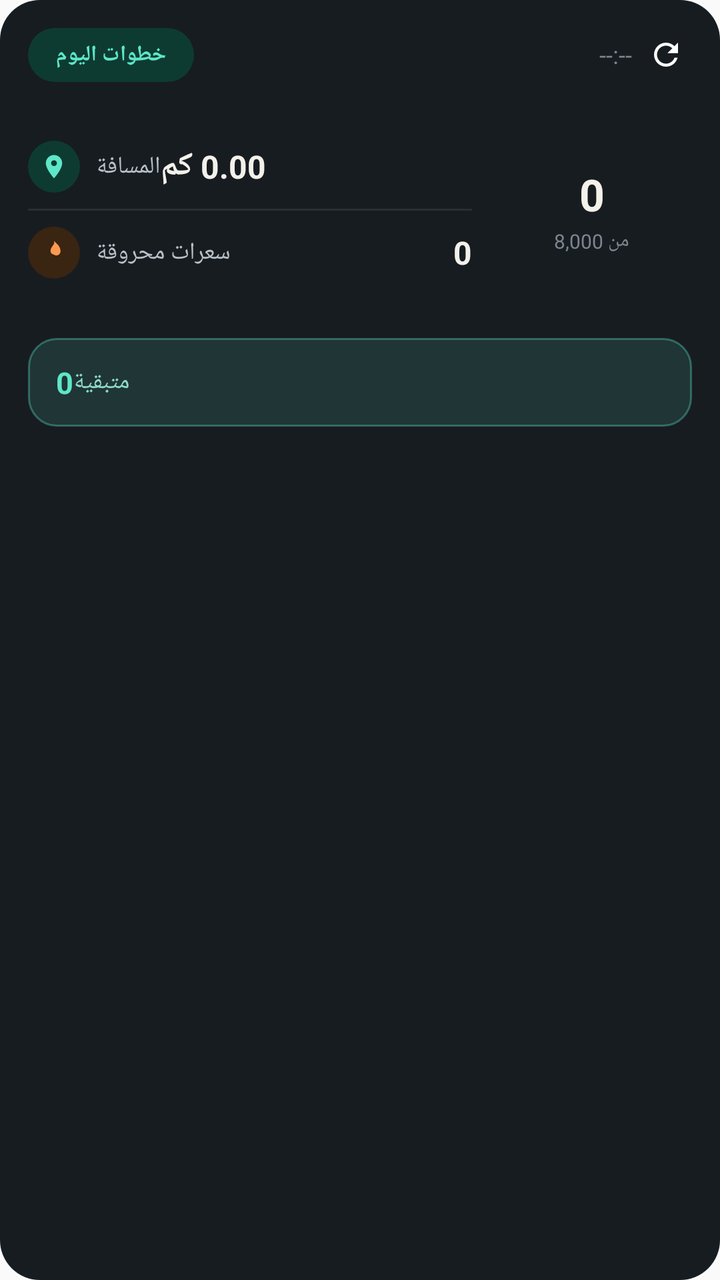
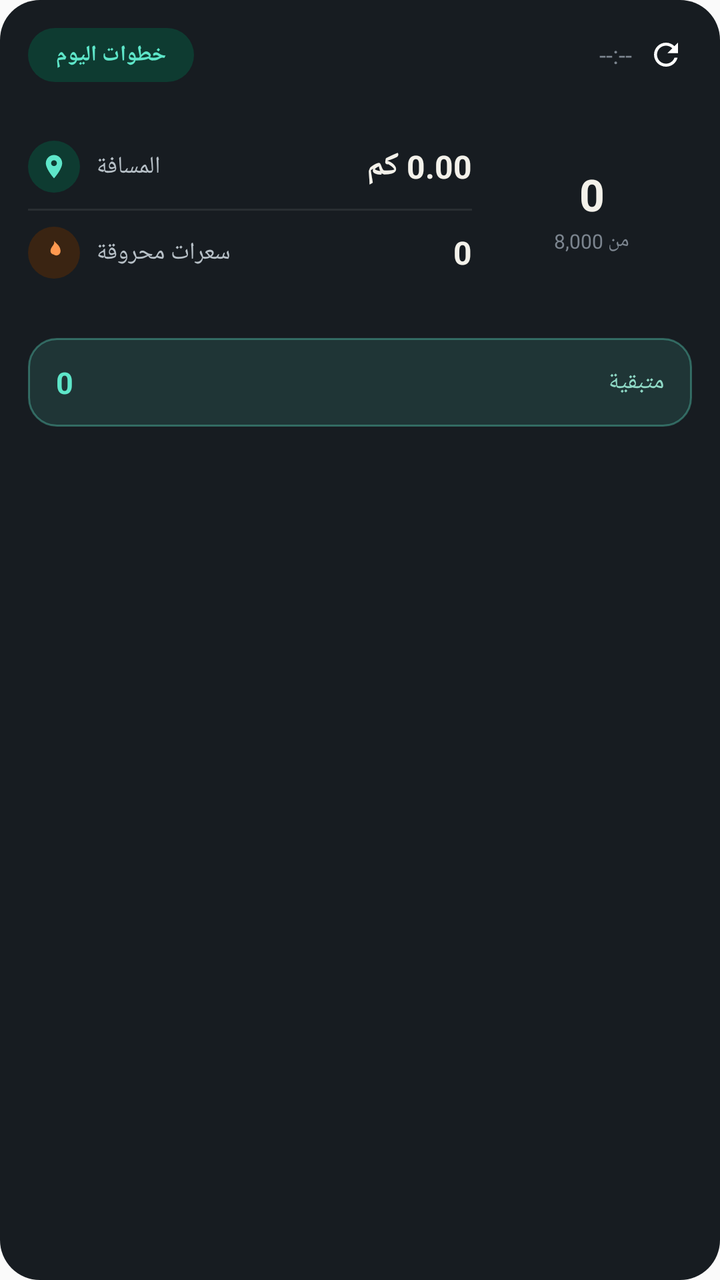

The first picture is an Android layout as it rendered before a commit; the second is the same layout after the commit. The layout source and the unified diff follow.
<!-- AndroidManifest.xml: application theme AppTheme -->
<!-- res/layout/widget_steps.xml -->
<?xml version="1.0" encoding="utf-8"?>
<LinearLayout xmlns:android="http://schemas.android.com/apk/res/android"
    android:id="@+id/widgetStepsRoot"
    android:layout_width="match_parent"
    android:layout_height="match_parent"
    android:layoutDirection="locale"
    android:orientation="vertical"
    android:background="@drawable/widget_bg"
    android:padding="14dp">

    
    <LinearLayout
        android:layout_width="match_parent"
        android:layout_height="wrap_content"
        android:orientation="horizontal"
        android:gravity="center_vertical">

        <TextView
            android:layout_width="wrap_content"
            android:layout_height="wrap_content"
            android:text="خطوات اليوم"
            android:background="@drawable/widget_badge_bg"
            android:paddingStart="14dp"
            android:paddingEnd="14dp"
            android:paddingTop="6dp"
            android:paddingBottom="6dp"
            android:textColor="#5EE6C9"
            android:textSize="11sp"
            android:textStyle="bold"/>

        <LinearLayout
            android:layout_width="0dp"
            android:layout_height="wrap_content"
            android:layout_weight="1"
            android:orientation="horizontal"
            android:gravity="center_vertical|end">

            <TextView
                android:id="@+id/widgetStepsSyncText"
                android:layout_width="wrap_content"
                android:layout_height="wrap_content"
                android:layout_marginEnd="4dp"
                android:text="--:--"
                android:textColor="#7C858F"
                android:textSize="12sp"
                android:maxLines="1"
                android:ellipsize="end"/>

            <ImageView
                android:id="@+id/widgetStepsRefresh"
                android:layout_width="26dp"
                android:layout_height="26dp"
                android:padding="4dp"
                android:src="@drawable/ic_widget_refresh"
                android:contentDescription="تحديث"/>

        </LinearLayout>

    </LinearLayout>

    
    <LinearLayout
        android:layout_width="match_parent"
        android:layout_height="wrap_content"
        android:layout_marginTop="14dp"
        android:orientation="horizontal"
        android:gravity="center_vertical">

        <LinearLayout
            android:layout_width="0dp"
            android:layout_height="wrap_content"
            android:layout_weight="1"
            android:layout_marginEnd="10dp"
            android:orientation="vertical">

            <LinearLayout
                android:layout_width="match_parent"
                android:layout_height="wrap_content"
                android:orientation="horizontal"
                android:gravity="center_vertical"
                android:paddingTop="8dp"
                android:paddingBottom="8dp">

                <LinearLayout
                    android:layout_width="wrap_content"
                    android:layout_height="wrap_content"
                    android:orientation="horizontal"
                    android:gravity="center_vertical">

                    <ImageView
                        android:layout_width="26dp"
                        android:layout_height="26dp"
                        android:padding="6dp"
                        android:background="@drawable/widget_icon_badge_bg"
                        android:src="@drawable/ic_widget_pin"/>

                    <TextView
                        android:layout_width="wrap_content"
                        android:layout_height="wrap_content"
                        android:layout_marginStart="8dp"
                        android:text="المسافة"
                        android:textColor="#B7C0C7"
                        android:textSize="12sp"/>

                </LinearLayout>

                <TextView
                    android:id="@+id/widgetStepsDistance"
                    android:layout_width="0dp"
                    android:layout_height="wrap_content"
                    android:layout_weight="1"
                    android:gravity="end"
                    android:text="0.00 كم"
                    android:textColor="#F3F1EA"
                    android:textSize="16sp"
                    android:textStyle="bold"/>

            </LinearLayout>

            <ImageView
                android:layout_width="match_parent"
                android:layout_height="1dp"
                android:background="@drawable/widget_divider_bg"/>

            <LinearLayout
                android:layout_width="match_parent"
                android:layout_height="wrap_content"
                android:orientation="horizontal"
                android:gravity="center_vertical"
                android:paddingTop="8dp"
                android:paddingBottom="8dp">

                <LinearLayout
                    android:layout_width="wrap_content"
                    android:layout_height="wrap_content"
                    android:orientation="horizontal"
                    android:gravity="center_vertical">

                    <ImageView
                        android:layout_width="26dp"
                        android:layout_height="26dp"
                        android:padding="6dp"
                        android:background="@drawable/widget_icon_badge_bg_flame"
                        android:src="@drawable/ic_widget_flame"/>

                    <TextView
                        android:layout_width="wrap_content"
                        android:layout_height="wrap_content"
                        android:layout_marginStart="8dp"
                        android:text="سعرات محروقة"
                        android:textColor="#B7C0C7"
                        android:textSize="12sp"/>

                </LinearLayout>

                <TextView
                    android:id="@+id/widgetStepsCalories"
                    android:layout_width="0dp"
                    android:layout_height="wrap_content"
                    android:layout_weight="1"
                    android:gravity="end"
                    android:text="0"
                    android:textColor="#F3F1EA"
                    android:textSize="16sp"
                    android:textStyle="bold"/>

            </LinearLayout>

        </LinearLayout>

        <FrameLayout
            android:layout_width="100dp"
            android:layout_height="100dp">

            <ImageView
                android:id="@+id/widgetStepsRingImg"
                android:layout_width="match_parent"
                android:layout_height="match_parent"/>

            <LinearLayout
                android:layout_width="match_parent"
                android:layout_height="match_parent"
                android:orientation="vertical"
                android:gravity="center">

                <TextView
                    android:id="@+id/widgetStepsValue"
                    android:layout_width="wrap_content"
                    android:layout_height="wrap_content"
                    android:text="0"
                    android:textColor="#F3F1EA"
                    android:textSize="22sp"
                    android:textStyle="bold"/>

                <TextView
                    android:id="@+id/widgetStepsGoalText"
                    android:layout_width="wrap_content"
                    android:layout_height="wrap_content"
                    android:layout_marginTop="2dp"
                    android:text="من 8,000"
                    android:textColor="#7C858F"
                    android:textSize="10sp"/>

            </LinearLayout>

        </FrameLayout>

    </LinearLayout>

    
    <LinearLayout
        android:id="@+id/widgetStepsCalEatenPill"
        android:layout_width="match_parent"
        android:layout_height="wrap_content"
        android:layout_marginTop="14dp"
        android:orientation="horizontal"
        android:gravity="center_vertical"
        android:background="@drawable/widget_pill_ok_translucent"
        android:paddingStart="14dp"
        android:paddingEnd="14dp"
        android:paddingTop="12dp"
        android:paddingBottom="12dp">

        <TextView
            android:id="@+id/widgetStepsCalEatenValue"
            android:layout_width="wrap_content"
            android:layout_height="wrap_content"
            android:text="0"
            android:textColor="#5EE6C9"
            android:textSize="15sp"
            android:textStyle="bold"/>

        <TextView
            android:id="@+id/widgetStepsCalEatenLabel"
            android:layout_width="0dp"
            android:layout_height="wrap_content"
            android:layout_weight="1"
            android:gravity="end"
            android:text="متبقية"
            android:textColor="#8FD9C6"
            android:textSize="12sp"/>

    </LinearLayout>

</LinearLayout>
<!-- resources referenced by this layout -->
<resources>
  <!-- drawable ic_widget_flame (drawable) -->
  <?xml version="1.0" encoding="utf-8"?>
  <vector xmlns:android="http://schemas.android.com/apk/res/android"
      android:width="24dp"
      android:height="24dp"
      android:viewportWidth="24"
      android:viewportHeight="24">
      <path
          android:fillColor="#FF9950"
          android:pathData="M12 2c1.2 3.4-3 4.6-3 8.6a3 3 0 0 0 6 0c0-1-.6-1.8-.6-1.8.8 2.2-.6 3-.6 3 .8-2.2-1.4-3.6-1.4-5.4 0 1.4-2 2.2-2 4.4a3.6 3.6 0 0 0 7.2 0c0-4.2-2.9-6.2-5.6-8.8z"/>
  </vector>
  <!-- drawable ic_widget_pin (drawable) -->
  <?xml version="1.0" encoding="utf-8"?>
  <vector xmlns:android="http://schemas.android.com/apk/res/android"
      android:width="24dp"
      android:height="24dp"
      android:viewportWidth="24"
      android:viewportHeight="24">
      <path
          android:fillColor="#5EE6C9"
          android:pathData="M12,2C8.13,2 5,5.13 5,9c0,5.25 7,13 7,13s7,-7.75 7,-13c0,-3.87 -3.13,-7 -7,-7zM12,11.5c-1.38,0 -2.5,-1.12 -2.5,-2.5s1.12,-2.5 2.5,-2.5 2.5,1.12 2.5,2.5 -1.12,2.5 -2.5,2.5z"/>
  </vector>
  <!-- drawable ic_widget_refresh (drawable) -->
  <?xml version="1.0" encoding="utf-8"?>
  <vector xmlns:android="http://schemas.android.com/apk/res/android"
      android:width="24dp"
      android:height="24dp"
      android:viewportWidth="24"
      android:viewportHeight="24">
      <path
          android:fillColor="#FFFFFF"
          android:pathData="M17.65,6.35C16.2,4.9 14.21,4 12,4c-4.42,0 -7.99,3.58 -7.99,8s3.57,8 7.99,8c3.73,0 6.84,-2.55 7.73,-6h-2.08c-0.82,2.33 -3.04,4 -5.65,4 -3.31,0 -6,-2.69 -6,-6s2.69,-6 6,-6c1.66,0 3.14,0.69 4.22,1.78L13,11h7V4l-2.35,2.35z"/>
  </vector>
  <!-- drawable widget_badge_bg (drawable) -->
  <?xml version="1.0" encoding="utf-8"?>
  <shape xmlns:android="http://schemas.android.com/apk/res/android" android:shape="rectangle">
      <solid android:color="#0E3B31"/>
      <corners android:radius="20dp"/>
  </shape>
  <!-- drawable widget_bg (drawable) -->
  <?xml version="1.0" encoding="utf-8"?>
  <shape xmlns:android="http://schemas.android.com/apk/res/android" android:shape="rectangle">
      <solid android:color="#171C21"/>
      <corners android:radius="20dp"/>
  </shape>
  <!-- drawable widget_divider_bg (drawable) -->
  <?xml version="1.0" encoding="utf-8"?>
  <shape xmlns:android="http://schemas.android.com/apk/res/android" android:shape="rectangle">
      <solid android:color="#14FFFFFF"/>
  </shape>
  <!-- drawable widget_icon_badge_bg (drawable) -->
  <?xml version="1.0" encoding="utf-8"?>
  <shape xmlns:android="http://schemas.android.com/apk/res/android" android:shape="oval">
      <solid android:color="#0E3B31"/>
  </shape>
  <!-- drawable widget_icon_badge_bg_flame (drawable) -->
  <?xml version="1.0" encoding="utf-8"?>
  <shape xmlns:android="http://schemas.android.com/apk/res/android" android:shape="oval">
      <solid android:color="#3A2412"/>
  </shape>
  <!-- drawable widget_pill_ok_translucent (drawable) -->
  <?xml version="1.0" encoding="utf-8"?>
  <shape xmlns:android="http://schemas.android.com/apk/res/android" android:shape="rectangle">
      <solid android:color="#1F5EE6C9"/>
      <stroke android:width="1dp" android:color="#595EE6C9"/>
      <corners android:radius="14dp"/>
  </shape>
  <style name="AppTheme" parent="Theme.AppCompat.Light.DarkActionBar">
          
          <item name="colorPrimary">@color/colorPrimary</item>
          <item name="colorPrimaryDark">@color/colorPrimaryDark</item>
          <item name="colorAccent">@color/colorAccent</item>
      </style>
  <color name="colorPrimary">#12161A</color>
  <color name="colorPrimaryDark">#0B0E11</color>
  <color name="colorAccent">#2FD3A6</color>
</resources>

<!-- the commit's change to res/layout/widget_steps.xml (unified diff, before → after) -->
@@ -104,16 +104,23 @@
 
                 </LinearLayout>
 
-                <TextView
-                    android:id="@+id/widgetStepsDistance"
+                <LinearLayout
                     android:layout_width="0dp"
                     android:layout_height="wrap_content"
                     android:layout_weight="1"
-                    android:gravity="end"
-                    android:text="0.00 كم"
-                    android:textColor="#F3F1EA"
-                    android:textSize="16sp"
-                    android:textStyle="bold"/>
+                    android:orientation="horizontal"
+                    android:gravity="center_vertical|end">
+
+                    <TextView
+                        android:id="@+id/widgetStepsDistance"
+                        android:layout_width="wrap_content"
+                        android:layout_height="wrap_content"
+                        android:text="0.00 كم"
+                        android:textColor="#F3F1EA"
+                        android:textSize="16sp"
+                        android:textStyle="bold"/>
+
+                </LinearLayout>
 
             </LinearLayout>
 
@@ -153,16 +160,23 @@
 
                 </LinearLayout>
 
-                <TextView
-                    android:id="@+id/widgetStepsCalories"
+                <LinearLayout
                     android:layout_width="0dp"
                     android:layout_height="wrap_content"
                     android:layout_weight="1"
-                    android:gravity="end"
-                    android:text="0"
-                    android:textColor="#F3F1EA"
-                    android:textSize="16sp"
-                    android:textStyle="bold"/>
+                    android:orientation="horizontal"
+                    android:gravity="center_vertical|end">
+
+                    <TextView
+                        android:id="@+id/widgetStepsCalories"
+                        android:layout_width="wrap_content"
+                        android:layout_height="wrap_content"
+                        android:text="0"
+                        android:textColor="#F3F1EA"
+                        android:textSize="16sp"
+                        android:textStyle="bold"/>
+
+                </LinearLayout>
 
             </LinearLayout>
 
@@ -230,15 +244,22 @@
             android:textSize="15sp"
             android:textStyle="bold"/>
 
-        <TextView
-            android:id="@+id/widgetStepsCalEatenLabel"
+        <LinearLayout
             android:layout_width="0dp"
             android:layout_height="wrap_content"
             android:layout_weight="1"
-            android:gravity="end"
-            android:text="متبقية"
-            android:textColor="#8FD9C6"
-            android:textSize="12sp"/>
+            android:orientation="horizontal"
+            android:gravity="center_vertical|end">
+
+            <TextView
+                android:id="@+id/widgetStepsCalEatenLabel"
+                android:layout_width="wrap_content"
+                android:layout_height="wrap_content"
+                android:text="متبقية"
+                android:textColor="#8FD9C6"
+                android:textSize="12sp"/>
+
+        </LinearLayout>
 
     </LinearLayout>
 
